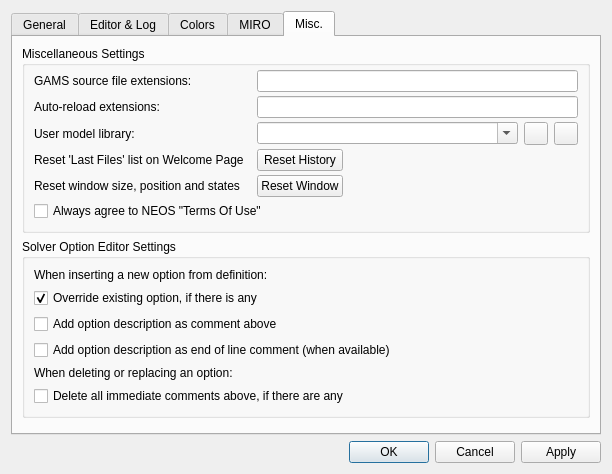
The window that src/settingsdialog.ui (GAMS-dev/studio) describes before a commit, drawn with Qt 5.
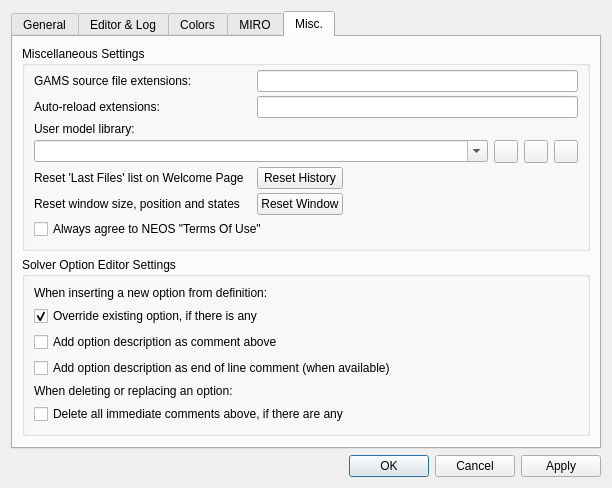
The same window after the commit. Icons and pictures are not drawn.

Commit message: readjust settings page and (re)added open-location button

The edit to the form file:
```diff
--- a/src/settingsdialog.ui
+++ b/src/settingsdialog.ui
@@ -888,33 +888,27 @@
           <property name="verticalSpacing">
            <number>4</number>
           </property>
-          <item row="3" column="1">
-           <widget class="QPushButton" name="btn_resetHistory">
+          <item row="4" column="0">
+           <widget class="QLabel" name="lbl_wpHistory">
             <property name="text">
-             <string>Reset History</string>
+             <string>&lt;html&gt;&lt;head/&gt;&lt;body&gt;&lt;p&gt;Reset 'Last Files' list on Welcome Page&amp;nbsp;&amp;nbsp;&lt;/p&gt;&lt;/body&gt;&lt;/html&gt;</string>
             </property>
            </widget>
           </item>
-          <item row="4" column="1">
+          <item row="1" column="0">
+           <widget class="QLabel" name="lbl_AutoReloadTypes">
+            <property name="text">
+             <string>Auto-reload extensions:</string>
+            </property>
+           </widget>
+          </item>
+          <item row="5" column="1">
            <widget class="QPushButton" name="btn_resetView">
             <property name="text">
              <string>Reset Window</string>
             </property>
            </widget>
           </item>
-          <item row="3" column="2">
-           <spacer name="horizontalSpacer_2">
-            <property name="orientation">
-             <enum>Qt::Horizontal</enum>
-            </property>
-            <property name="sizeHint" stdset="0">
-             <size>
-              <width>40</width>
-              <height>1</height>
-             </size>
-            </property>
-           </spacer>
-          </item>
           <item row="2" column="0">
            <widget class="QLabel" name="lbl_openModLib">
             <property name="text">
@@ -922,38 +916,6 @@
             </property>
            </widget>
           </item>
-          <item row="2" column="3">
-           <widget class="QToolButton" name="tb_userLibSelect">
-            <property name="text">
-             <string/>
-            </property>
-            <property name="icon">
-             <iconset resource="../icons/icons.qrc">
-              <normaloff>:/solid/folder-open-bw</normaloff>:/solid/folder-open-bw</iconset>
-            </property>
-           </widget>
-          </item>
-          <item row="1" column="1" colspan="4">
-           <widget class="QLineEdit" name="edAutoReloadTypes"/>
-          </item>
-          <item row="2" column="4">
-           <widget class="QToolButton" name="tb_userLibRemove">
-            <property name="text">
-             <string/>
-            </property>
-            <property name="icon">
-             <iconset resource="../icons/icons.qrc">
-              <normaloff>:/solid/delete-all</normaloff>:/solid/delete-all</iconset>
-            </property>
-           </widget>
-          </item>
-          <item row="2" column="1" colspan="2">
-           <widget class="QComboBox" name="cb_userLib">
-            <property name="editable">
-             <bool>true</bool>
-            </property>
-           </widget>
-          </item>
           <item row="0" column="0">
            <widget class="QLabel" name="lbl_userGamsTypes">
             <property name="text">
@@ -961,41 +923,82 @@
             </property>
            </widget>
           </item>
-          <item row="0" column="1" colspan="4">
+          <item row="4" column="1">
+           <widget class="QPushButton" name="btn_resetHistory">
+            <property name="text">
+             <string>Reset History</string>
+            </property>
+           </widget>
+          </item>
+          <item row="5" column="0">
+           <widget class="QLabel" name="lbl_resetView">
+            <property name="text">
+             <string>Reset window size, position and states </string>
+            </property>
+           </widget>
+          </item>
+          <item row="1" column="1" colspan="6">
+           <widget class="QLineEdit" name="edAutoReloadTypes"/>
+          </item>
+          <item row="0" column="1" colspan="6">
            <widget class="QLineEdit" name="edUserGamsTypes">
             <property name="toolTip">
              <string/>
             </property>
            </widget>
           </item>
-          <item row="3" column="0">
-           <widget class="QLabel" name="lbl_wpHistory">
-            <property name="text">
-             <string>&lt;html&gt;&lt;head/&gt;&lt;body&gt;&lt;p&gt;Reset 'Last Files' list on Welcome Page&amp;nbsp;&amp;nbsp;&lt;/p&gt;&lt;/body&gt;&lt;/html&gt;</string>
-            </property>
-           </widget>
-          </item>
-          <item row="5" column="0" colspan="3">
+          <item row="6" column="0" colspan="3">
            <widget class="QCheckBox" name="confirmNeosCheckBox">
             <property name="text">
              <string>Always agree to NEOS &quot;Terms Of Use&quot;</string>
             </property>
            </widget>
           </item>
-          <item row="1" column="0">
-           <widget class="QLabel" name="lbl_AutoReloadTypes">
-            <property name="text">
-             <string>Auto-reload extensions:</string>
+          <item row="3" column="6">
+           <widget class="QToolButton" name="tb_userLibOpen">
+            <property name="toolTip">
+             <string>Open location</string>
             </property>
            </widget>
           </item>
-          <item row="4" column="0">
-           <widget class="QLabel" name="lbl_resetView">
-            <property name="text">
-             <string>Reset window size, position and states </string>
+          <item row="3" column="5">
+           <widget class="QToolButton" name="tb_userLibRemove">
+            <property name="toolTip">
+             <string>Remove entry</string>
             </property>
            </widget>
           </item>
+          <item row="3" column="4">
+           <widget class="QToolButton" name="tb_userLibSelect">
+            <property name="toolTip">
+             <string>Select directory</string>
+            </property>
+            <property name="icon">
+             <iconset resource="../icons/icons.qrc">
+              <normaloff>:/solid/folder-open-bw</normaloff>:/solid/folder-open-bw</iconset>
+            </property>
+           </widget>
+          </item>
+          <item row="3" column="0" colspan="4">
+           <widget class="QComboBox" name="cb_userLib">
+            <property name="editable">
+             <bool>true</bool>
+            </property>
+           </widget>
+          </item>
+          <item row="4" column="2" colspan="5">
+           <spacer name="horizontalSpacer_2">
+            <property name="orientation">
+             <enum>Qt::Horizontal</enum>
+            </property>
+            <property name="sizeHint" stdset="0">
+             <size>
+              <width>40</width>
+              <height>1</height>
+             </size>
+            </property>
+           </spacer>
+          </item>
          </layout>
         </widget>
        </item>
```
Left out of the diff: 8 changed lines with no effect on the pictures. The commit also changes 2 other files.
